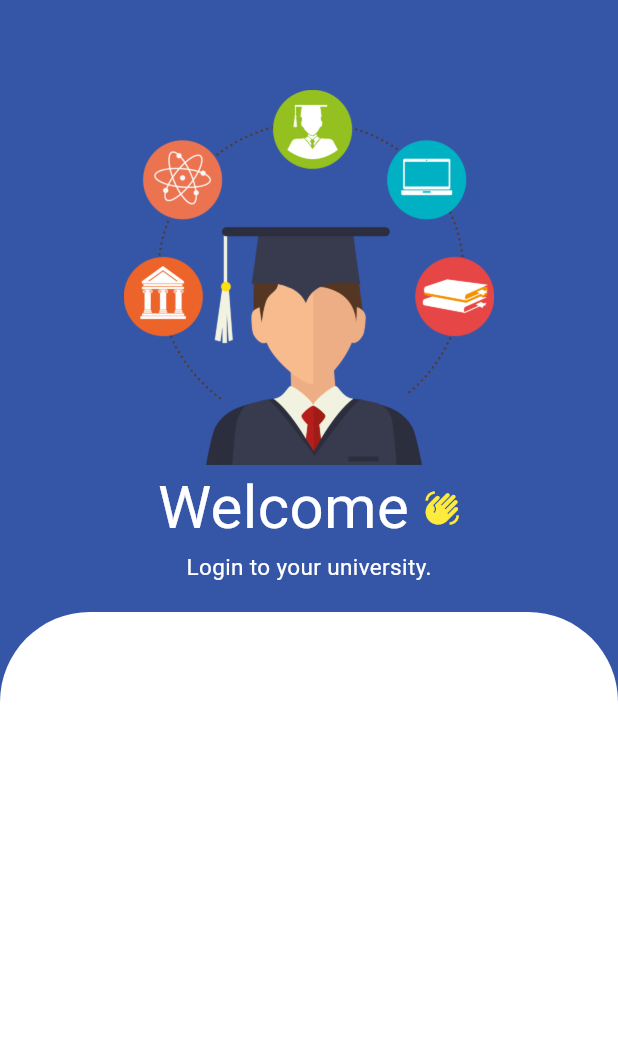
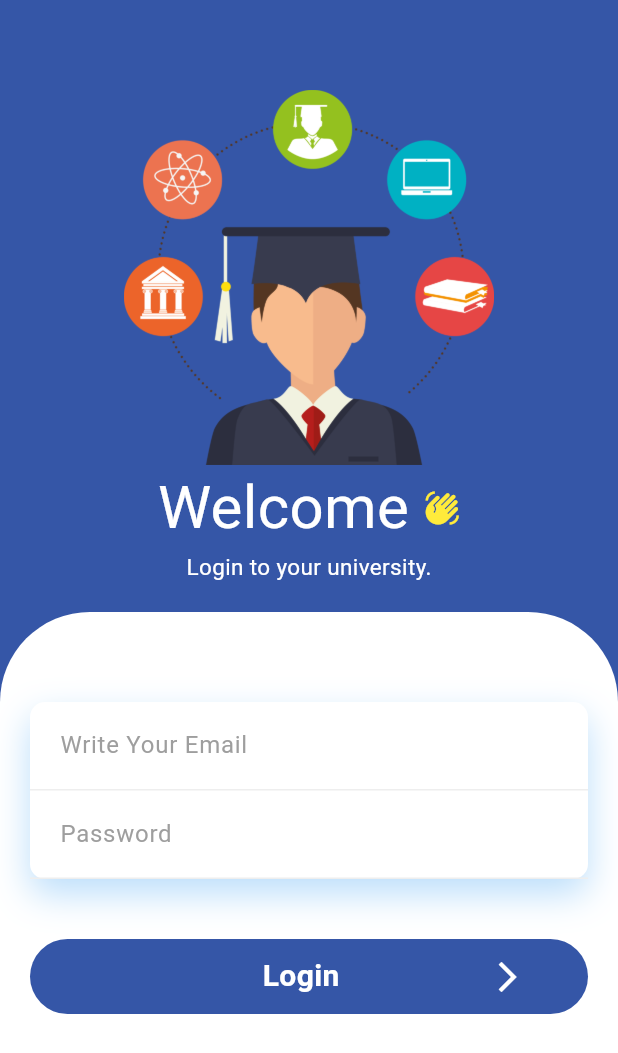
Before and after one commit to Yousef-Eldosoky/flutter-university, a Flutter app: the Login screen opened directly, on a phone screen of 412 x 824 dp. Shown: the top 1053 px of the screen. Run offline on Flutter 3.47's test engine with Material 3 defaults, Android fonts, the phone set to English and light mode, and no system bars.

Commit message:
add email and password fields

```diff
--- a/lib/main.dart
+++ b/lib/main.dart
@@ -1,4 +1,5 @@
 import 'package:flutter/material.dart';
+import 'package:university/pages/login.dart';
 
 void main() {
   runApp(const MyApp());
@@ -10,28 +11,9 @@ class MyApp extends StatelessWidget {
   // This widget is the root of your application.
   @override
   Widget build(BuildContext context) {
-    return MaterialApp(
+    return const MaterialApp(
       title: 'University App',
-      theme: ThemeData(
-        // This is the theme of your application.
-        //
-        // TRY THIS: Try running your application with "flutter run". You'll see
-        // the application has a purple toolbar. Then, without quitting the app,
-        // try changing the seedColor in the colorScheme below to Colors.green
-        // and then invoke "hot reload" (save your changes or press the "hot
-        // reload" button in a Flutter-supported IDE, or press "r" if you used
-        // the command line to start the app).
-        //
-        // Notice that the counter didn't reset back to zero; the application
-        // state is not lost during the reload. To reset the state, use hot
-        // restart instead.
-        //
-        // This works for code too, not just values: Most code changes can be
-        // tested with just a hot reload.
-        colorScheme: ColorScheme.fromSeed(seedColor: Colors.deepPurple),
-        useMaterial3: true,
-      ),
-      home: const MyHomePage(title: 'University App Home Page'),
+      home: Login() //const MyHomePage(title: 'University App Home Page'),
     );
   }
 }
--- a/lib/pages/login.dart
+++ b/lib/pages/login.dart
@@ -61,6 +61,107 @@ class _LoginState extends State<Login> {
                     topRight: Radius.circular(60),
                   ),
                 ),
+                child: Padding(
+                  padding: const EdgeInsets.all(20),
+                  child: Column(
+                    children: [
+                      const SizedBox(
+                        height: 40,
+                      ),
+                      Container(
+                        decoration: BoxDecoration(
+                          color: Colors.white,
+                          borderRadius: BorderRadius.circular(10),
+                          boxShadow: [
+                            BoxShadow(
+                              color: Colors.blue.shade100,
+                              blurRadius: 20,
+                              offset: const Offset(0, 10),
+                            )
+                          ],
+                        ),
+                        child: Column(
+                          children: [
+                            Container(
+                              padding: const EdgeInsets.only(
+                                left: 20,
+                                top: 5,
+                                bottom: 5,
+                              ),
+                              decoration: BoxDecoration(
+                                border: Border(
+                                  bottom:
+                                      BorderSide(color: Colors.grey.shade200),
+                                ),
+                              ),
+                              child: const TextField(
+                                decoration: InputDecoration(
+                                  hintText: "Write Your Email",
+                                  hintStyle: TextStyle(color: Colors.grey),
+                                  border: InputBorder.none,
+                                ),
+                              ),
+                            ),
+                            Container(
+                              padding: const EdgeInsets.only(
+                                left: 20,
+                                top: 5,
+                                bottom: 5,
+                              ),
+                              decoration: BoxDecoration(
+                                border: Border(
+                                  bottom:
+                                      BorderSide(color: Colors.grey.shade200),
+                                ),
+                              ),
+                              child: const TextField(
+                                obscureText: true,
+                                decoration: InputDecoration(
+                                  hintText: "Password",
+                                  hintStyle: TextStyle(color: Colors.grey),
+                                  border: InputBorder.none,
+                                ),
+                              ),
+                            ),
+                          ],
+                        ),
+                      ),
+                      const SizedBox(
+                        height: 40,
+                      ),
+                      Container(
+                        height: 50,
+                        decoration: BoxDecoration(
+                          borderRadius: BorderRadius.circular(50),
+                          color: const Color(0xFF3556A7),
+                        ),
+                        child: const Row(
+                          mainAxisAlignment: MainAxisAlignment.start,
+                          children: [
+                            SizedBox(
+                              width: 155,
+                            ),
+                            Text(
+                              "Login",
+                              style: TextStyle(
+                                color: Colors.white,
+                                fontSize: 20,
+                                fontWeight: FontWeight.bold,
+                              ),
+                            ),
+                            SizedBox(
+                              width: 100,
+                            ),
+                            Icon(
+                              Icons.arrow_forward_ios,
+                              color: Colors.white,
+                            )
+                          ],
+                        ),
+                      ),
+                    ],
+                  ),
+                ),
               ),
             ),
           ],
```
